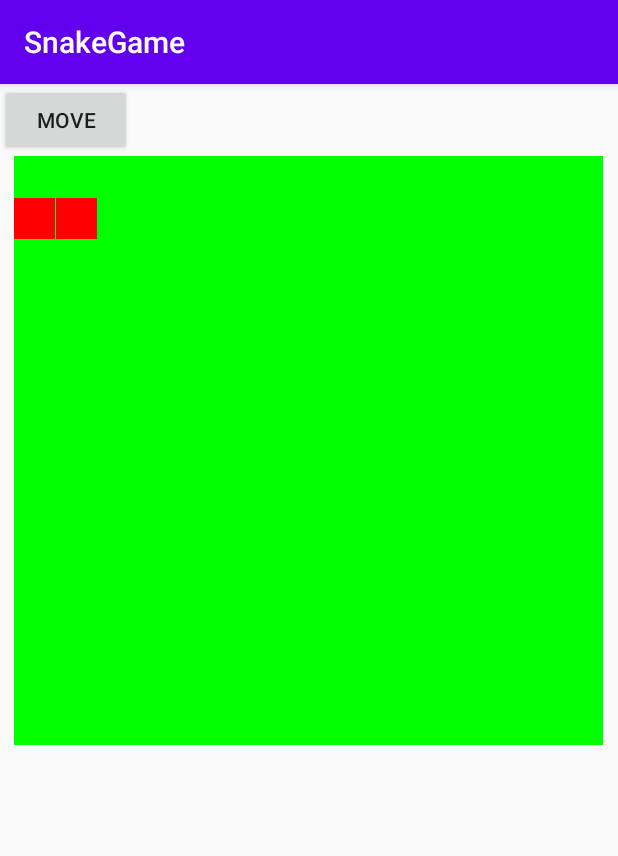
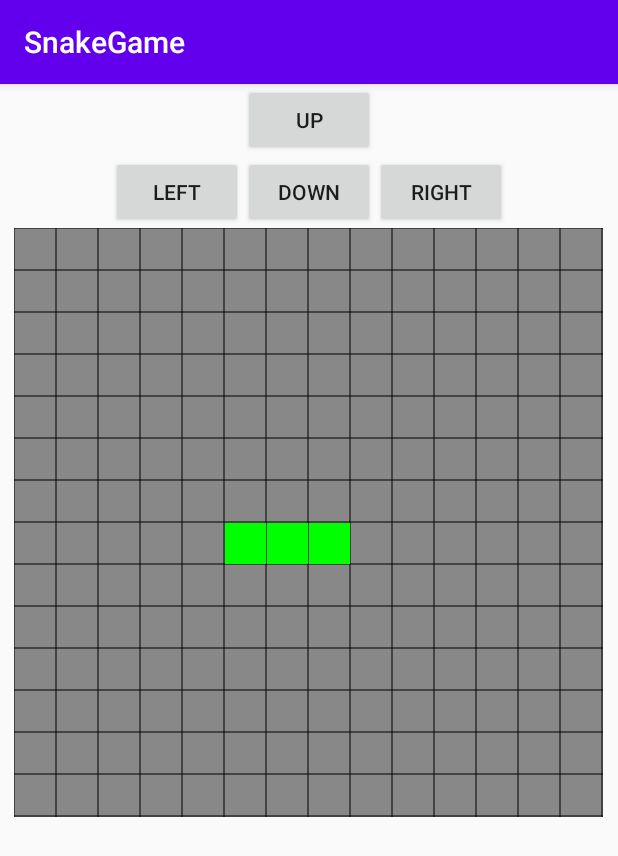
Before and after one commit to Kochenkov/AndroidApp-SnakeGame, an Android app: the GameScreenActivity screen opened directly, with no data from a screen before it, on a phone screen of 412 x 824 dp. Shown: the top 856 px of the screen. Run offline under Robolectric (Android 15) with nearby library versions, the phone set to English and light mode, and no system bars.

Commit message:
рабочий прототип. Пушу для сохранности

```diff
--- a/app/src/main/java/com/vkochenkov/snakegame/GameScreenActivity.java
+++ b/app/src/main/java/com/vkochenkov/snakegame/GameScreenActivity.java
@@ -2,9 +2,7 @@ package com.vkochenkov.snakegame;
 
 import android.graphics.Rect;
 import android.os.Bundle;
-import android.text.Layout;
 import android.util.DisplayMetrics;
-import android.util.Log;
 import android.view.Gravity;
 import android.view.View;
 import android.widget.Button;
@@ -17,7 +15,7 @@ import androidx.appcompat.app.AppCompatActivity;
 import java.util.ArrayList;
 import java.util.List;
 
-public class GameScreenActivity extends AppCompatActivity {
+public class GameScreenActivity extends AppCompatActivity implements View.OnClickListener {
 
     //views
     private GameScreenView gameScreenView;
@@ -34,61 +32,79 @@ public class GameScreenActivity extends AppCompatActivity {
     private int startY;
     private int boardSize = 1;
     private List<Rect> snake = new ArrayList<>();
+    private int gameScreenSize;
 
-    //other
-    private DisplayMetrics metrics;
-    private int phoneScreenHeight;
     private int phoneScreenWidth;
-
-    private int gameScreenSize;
 
     @Override
     protected void onCreate(@Nullable Bundle savedInstanceState) {
         super.onCreate(savedInstanceState);
         setContentView(R.layout.activity_game_screen);
 
-        //find display size
-        metrics = new DisplayMetrics();
-        getWindowManager().getDefaultDisplay().getMetrics(metrics);
-        phoneScreenHeight = metrics.heightPixels;
-        phoneScreenWidth = metrics.widthPixels;
+        btnRightMove = findViewById(R.id.btn_right);
+        btnLeftMove = findViewById(R.id.btn_left);
+        btnUpMove = findViewById(R.id.btn_up);
+        btnDownMove = findViewById(R.id.btn_down);
 
-        //init game screen params
-        rectSize = phoneScreenWidth/multiple;
-        gameScreenSize = boardSize + (rectSize+boardSize)*(multiple-1);
-        startX = rectSize + boardSize;
-        startY = rectSize + boardSize;
+        btnRightMove.setOnClickListener(this);
+        btnLeftMove.setOnClickListener(this);
+        btnUpMove.setOnClickListener(this);
+        btnDownMove.setOnClickListener(this);
 
-        //init snake array
-        for (int i=0; i<3; i++) {
-            snake.add(new Rect(startX-((rectSize +boardSize)*i), startY, (startX+ rectSize)-((rectSize +boardSize)*i), (startY+ rectSize)));
-        }
+        findDisplaySize();
+        initGameScreenParams();
+        initSnakeArray();
+        createAndShowGameScreenView();
+    }
 
-        //create gameScreenView
-        gameScreenView = new GameScreenView(this, snake);
+    private void createAndShowGameScreenView() {
+        gameScreenView = new GameScreenView(this, snake, rectSize, boardSize, multiple);
         LayoutParams params = new LayoutParams(gameScreenSize, gameScreenSize);
         params.gravity = Gravity.CENTER_HORIZONTAL;
         gameScreenView.setLayoutParams(params);
         linearLayout = findViewById(R.id.game_screen_layout);
         linearLayout.addView(gameScreenView);
+    }
 
-        //todo сделать 4 кнопки
-        //test button
-        btnRightMove = findViewById(R.id.btn_move);
-        btnRightMove.setOnClickListener(new View.OnClickListener() {
-            @Override
-            public void onClick(View view) {
-                Rect first = snake.get(0);
-                snake.add(0, new Rect(first.left+ rectSize +boardSize, first.top, first.right+ rectSize +boardSize, first.bottom));
-                snake.remove(snake.size()-1);
-                gameScreenView.setSnake(snake);
-                gameScreenView.invalidate();
+    private void initSnakeArray() {
+        for (int i = 0; i < 3; i++) {
+            snake.add(new Rect(startX - ((rectSize + boardSize) * i), startY, (startX + rectSize) - ((rectSize + boardSize) * i), (startY + rectSize)));
+        }
+    }
 
-                Log.d("gameScreenHeight", String.valueOf(gameScreenView.getMeasuredHeight()));
-                Log.d("gameScreenWidth", String.valueOf(gameScreenView.getMeasuredWidth()));
-                //Log.d("snakeLength", String.valueOf(snake.size()));
-                //Log.d("lastElem", snake.get(0).left + " " + snake.get(0).top + " " + snake.get(0).right + " " + snake.get(0).bottom);
-            }
-        });
+    private void initGameScreenParams() {
+        rectSize = phoneScreenWidth / multiple;
+        gameScreenSize = boardSize + (rectSize + boardSize) * (multiple - 1);
+        startX = boardSize + (rectSize + boardSize) * (multiple / 2);
+        startY = boardSize + (rectSize + boardSize) * (multiple / 2);
+    }
+
+    private void findDisplaySize() {
+        DisplayMetrics metrics = new DisplayMetrics();
+        getWindowManager().getDefaultDisplay().getMetrics(metrics);
+        //phoneScreenHeight = metrics.heightPixels;
+        phoneScreenWidth = metrics.widthPixels;
+    }
+
+    @Override
+    public void onClick(View view) {
+        Rect first = snake.get(0);
+        switch (view.getId()) {
+            case (R.id.btn_right):
+                snake.add(0, new Rect(first.left + rectSize + boardSize, first.top, first.right + rectSize + boardSize, first.bottom));
+                break;
+            case (R.id.btn_left):
+                snake.add(0, new Rect(first.left - rectSize - boardSize, first.top, first.right - rectSize - boardSize, first.bottom));
+                break;
+            case (R.id.btn_up):
+                snake.add(0, new Rect(first.left, first.top  - rectSize - boardSize, first.right, first.bottom - rectSize - boardSize));
+                break;
+            case (R.id.btn_down):
+                snake.add(0, new Rect(first.left, first.top  + rectSize + boardSize, first.right, first.bottom + rectSize + boardSize));
+                break;
+        }
+        snake.remove(snake.size() - 1);
+        gameScreenView.setSnake(snake);
+        gameScreenView.invalidate();
     }
 }
--- a/app/src/main/java/com/vkochenkov/snakegame/GameScreenView.java
+++ b/app/src/main/java/com/vkochenkov/snakegame/GameScreenView.java
@@ -5,63 +5,71 @@ import android.graphics.Canvas;
 import android.graphics.Color;
 import android.graphics.Paint;
 import android.graphics.Rect;
-import android.util.AttributeSet;
 import android.view.View;
-
-import androidx.annotation.Nullable;
 
 import java.util.List;
 
 public class GameScreenView extends View {
 
     private List<Rect> snake;
+    private int multiple;
+    private int rectSize;
+    private int boardSize;
+    private int viewSize;
 
     public void setSnake(List<Rect> snake) {
         this.snake = snake;
     }
 
-    public GameScreenView(Context context, List<Rect> snake) {
+    public GameScreenView(Context context, List<Rect> snake, int rectSize, int boardSize, int multiple) {
         this(context);
         this.snake = snake;
+        this.boardSize = boardSize;
+        this.rectSize = rectSize;
+        this.multiple = multiple;
     }
 
     public GameScreenView(Context context) {
         super(context);
     }
 
-    public GameScreenView(Context context, @Nullable AttributeSet attrs) {
-        super(context, attrs);
-    }
-
-    public GameScreenView(Context context, @Nullable AttributeSet attrs, int defStyleAttr) {
-        super(context, attrs, defStyleAttr);
-    }
-
     @Override
     protected void onDraw(Canvas canvas) {
         super.onDraw(canvas);
+
+        if (viewSize == 0) {
+            viewSize = this.getMeasuredWidth();
+        }
+
+        drawFrame(canvas);
+        drawTable(canvas);
         drawSnake(canvas);
     }
 
     private void drawSnake(Canvas canvas) {
-        drawFrame(canvas);
-
         Paint paint = new Paint();
-        paint.setColor(Color.RED);
+        paint.setColor(Color.GREEN);
         paint.setStrokeWidth(1);
-        for (int i=0; i<snake.size(); i++) {
+        for (int i = 0; i < snake.size(); i++) {
             canvas.drawRect(snake.get(i), paint);
         }
     }
 
     private void drawFrame(Canvas canvas) {
         Paint paint = new Paint();
-        paint.setColor(Color.GREEN);
+        paint.setColor(Color.GRAY);
         paint.setStrokeWidth(1);
-        Rect rect = new Rect(0, 0, this.getMeasuredWidth(), this.getMeasuredHeight());
+        Rect rect = new Rect(0, 0, viewSize, viewSize);
         canvas.drawRect(rect, paint);
     }
 
-    //todo drowTable(Canvas canvas) {}
-    //нариисовать таблицу в цикле, для удобства
+    private void drawTable(Canvas canvas) {
+        Paint paint = new Paint();
+        paint.setColor(Color.BLACK);
+        paint.setStrokeWidth(1);
+        for (int i = 0; i < multiple; i++) {
+            canvas.drawLine(0, (rectSize + boardSize) * i, viewSize, (rectSize + boardSize) * i, paint);
+            canvas.drawLine((rectSize + boardSize) * i, 0, (rectSize + boardSize) * i, viewSize, paint);
+        }
+    }
 }
--- a/app/src/main/res/layout/activity_game_screen.xml
+++ b/app/src/main/res/layout/activity_game_screen.xml
@@ -1,17 +1,50 @@
 <?xml version="1.0" encoding="utf-8"?>
 <LinearLayout xmlns:android="http://schemas.android.com/apk/res/android"
-    xmlns:app="http://schemas.android.com/apk/res-auto"
-    xmlns:tools="http://schemas.android.com/tools"
+    android:id="@+id/game_screen_layout"
     android:layout_width="match_parent"
     android:layout_height="match_parent"
-    android:id="@+id/game_screen_layout"
     android:orientation="vertical">
 
-    <Button
+    <LinearLayout
         android:layout_width="wrap_content"
         android:layout_height="wrap_content"
-        android:text="move"
-        android:id="@+id/btn_move"/>
+        android:layout_gravity="center_horizontal"
+        android:orientation="horizontal">
+
+        <Button
+            android:id="@+id/btn_left"
+            android:layout_width="wrap_content"
+            android:layout_height="wrap_content"
+            android:layout_gravity="bottom"
+            android:text="left" />
+
+        <LinearLayout
+            android:layout_width="wrap_content"
+            android:layout_height="wrap_content"
+            android:orientation="vertical">
+
+            <Button
+                android:id="@+id/btn_up"
+                android:layout_width="wrap_content"
+                android:layout_height="wrap_content"
+                android:text="up" />
+
+            <Button
+                android:id="@+id/btn_down"
+                android:layout_width="wrap_content"
+                android:layout_height="wrap_content"
+                android:text="down" />
+        </LinearLayout>
+
+        <Button
+            android:id="@+id/btn_right"
+            android:layout_width="wrap_content"
+            android:layout_height="wrap_content"
+            android:layout_gravity="bottom"
+            android:text="right" />
+
+
+    </LinearLayout>
 
 
 </LinearLayout>
```
